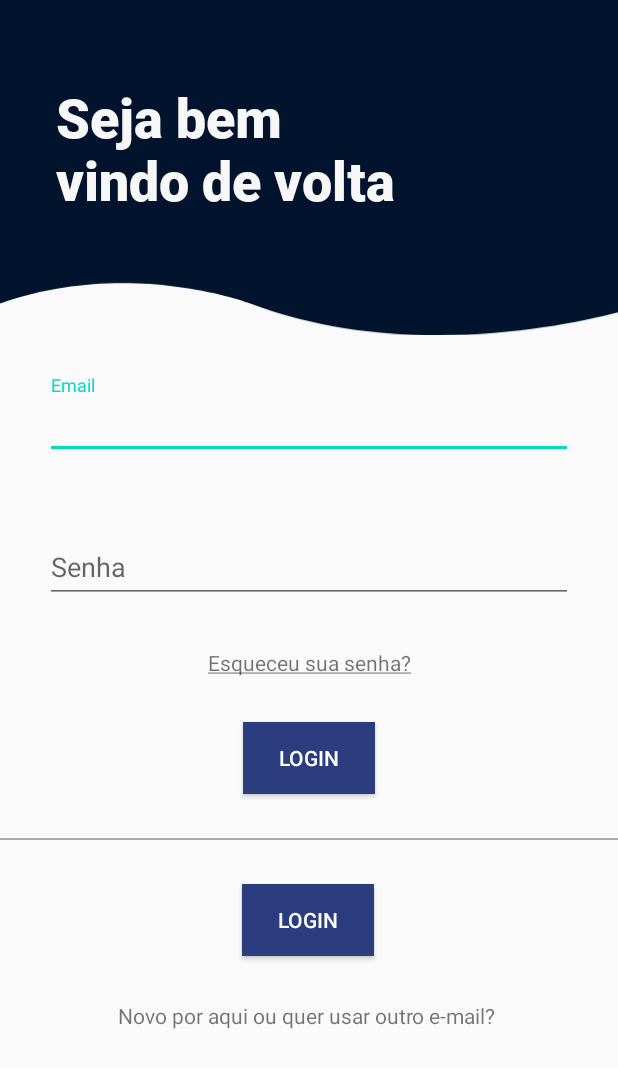
After one commit to GKyomen/GETAC, an Android app: the layout activity_login.xml on its own in the app's theme, with its tools: preview values and no code run, on a phone screen of 412 x 824 dp. The commit adds this screen. Shown: the top 1068 px of the screen. Run offline under Robolectric (Android 15) with nearby library versions, the phone set to English and light mode, and no system bars.

Commit message:
#6 - Base layout of login screen and another adjusts

```diff
--- a/iBuildApp1/app/src/main/AndroidManifest.xml
+++ b/iBuildApp1/app/src/main/AndroidManifest.xml
@@ -9,7 +9,11 @@
         android:roundIcon="@mipmap/ic_launcher_round"
         android:supportsRtl="true"
         android:theme="@style/AppTheme">
-        <activity android:name=".EditPersonalInfoActivity"></activity>
+        <activity
+            android:name=".LoginActivity"
+            android:theme="@style/Theme.AppCompat.Light.NoActionBar">
+        </activity>
+        <activity android:name=".EditPersonalInfoActivity" />
         <activity android:name=".EditAccountActivity" />
         <activity
             android:name=".SplashScreenActivity"
--- /dev/null
+++ b/iBuildApp1/app/src/main/java/com/ibuild/getac/LoginActivity.kt
@@ -0,0 +1,22 @@
+package com.ibuild.getac
+
+import android.content.Intent
+import androidx.appcompat.app.AppCompatActivity
+import android.os.Bundle
+import android.view.View
+import android.widget.Button
+
+class LoginActivity : AppCompatActivity() {
+
+    override fun onCreate(savedInstanceState: Bundle?) {
+        super.onCreate(savedInstanceState)
+        setContentView(R.layout.activity_login)
+
+        val btnLogin: Button = findViewById(R.id.btnLogin)
+        btnLogin.setOnClickListener {
+            val intent = Intent(this, MainActivity::class.java)
+            startActivity(intent)
+            finish()
+        }
+    }
+}
--- a/iBuildApp1/app/src/main/java/com/ibuild/getac/SplashScreenActivity.kt
+++ b/iBuildApp1/app/src/main/java/com/ibuild/getac/SplashScreenActivity.kt
@@ -14,7 +14,7 @@ class SplashScreenActivity : AppCompatActivity() {
         setContentView(R.layout.activity_splash_screen)
 
         Handler().postDelayed({
-            val intent = Intent(this, MainActivity::class.java)
+            val intent = Intent(this, LoginActivity::class.java)
             startActivity(intent)
             finish()
         }, SPLASH_TIME_OUT)
--- /dev/null
+++ b/iBuildApp1/app/src/main/res/drawable/ic_wave.xml
@@ -0,0 +1,9 @@
+<vector xmlns:android="http://schemas.android.com/apk/res/android"
+    android:width="360dp"
+    android:height="39dp"
+    android:viewportWidth="360"
+    android:viewportHeight="39">
+  <path
+      android:pathData="M145.867,20.622C256.705,61.972 378,20.622 378,20.622V0.397H-0V20.622C75.286,-5.895 145.867,20.622 145.867,20.622Z"
+      android:fillColor="#02132D"/>
+</vector>
--- /dev/null
+++ b/iBuildApp1/app/src/main/res/layout/activity_login.xml
@@ -0,0 +1,133 @@
+<?xml version="1.0" encoding="utf-8"?>
+<androidx.constraintlayout.widget.ConstraintLayout
+    xmlns:android="http://schemas.android.com/apk/res/android"
+    xmlns:tools="http://schemas.android.com/tools"
+    xmlns:app="http://schemas.android.com/apk/res-auto"
+    android:layout_width="match_parent"
+    android:layout_height="match_parent"
+    tools:context=".LoginActivity">
+
+    <View
+        android:id="@+id/view"
+        android:layout_width="match_parent"
+        android:layout_height="180dp"
+        android:background="@color/deepBlue"
+        app:layout_constraintEnd_toEndOf="parent"
+        app:layout_constraintHorizontal_bias="0.0"
+        app:layout_constraintStart_toStartOf="parent"
+        app:layout_constraintTop_toTopOf="parent" />
+
+    <ImageView
+        android:id="@+id/imgWave"
+        android:layout_width="0dp"
+        android:layout_height="82dp"
+        android:layout_marginTop="160dp"
+        app:layout_constraintEnd_toEndOf="parent"
+        app:layout_constraintHorizontal_bias="1.0"
+        app:layout_constraintStart_toStartOf="parent"
+        app:layout_constraintTop_toTopOf="parent"
+        app:srcCompat="@drawable/ic_wave" />
+
+    <Button
+        android:id="@+id/btnLogin"
+        android:layout_width="wrap_content"
+        android:layout_height="wrap_content"
+        android:layout_marginTop="30dp"
+        android:background="@color/defaultBlue"
+        android:text="@string/login_button"
+        android:textColor="@android:color/white"
+        app:layout_constraintEnd_toEndOf="parent"
+        app:layout_constraintStart_toStartOf="parent"
+        app:layout_constraintTop_toBottomOf="@+id/textView3" />
+
+    <View
+        android:layout_width="match_parent"
+        android:layout_height="1dp"
+        android:background="#FFAAAAAA"
+        app:layout_constraintBottom_toTopOf="@+id/btnLoginGoogle"
+        app:layout_constraintTop_toBottomOf="@+id/btnLogin"
+        tools:layout_editor_absoluteX="0dp" />
+
+    <Button
+        android:id="@+id/btnLoginGoogle"
+        android:layout_width="wrap_content"
+        android:layout_height="wrap_content"
+        android:layout_marginTop="60dp"
+        android:background="@color/defaultBlue"
+        android:text="@string/login_button"
+        android:textColor="@android:color/white"
+        app:layout_constraintEnd_toEndOf="parent"
+        app:layout_constraintHorizontal_bias="0.498"
+        app:layout_constraintStart_toStartOf="parent"
+        app:layout_constraintTop_toBottomOf="@+id/btnLogin" />
+
+    <TextView
+        android:id="@+id/txtTitle"
+        android:layout_width="wrap_content"
+        android:layout_height="wrap_content"
+        android:fontFamily="@font/roboto_black"
+        android:text="@string/login_title"
+        android:textColor="@color/fakeWhite"
+        android:textSize="36sp"
+        app:layout_constraintBottom_toBottomOf="@+id/view"
+        app:layout_constraintEnd_toEndOf="@+id/view"
+        app:layout_constraintHorizontal_bias="0.2"
+        app:layout_constraintStart_toStartOf="parent"
+        app:layout_constraintTop_toTopOf="@+id/view"
+        app:layout_constraintVertical_bias="0.6" />
+
+    <com.google.android.material.textfield.TextInputLayout
+        android:id="@+id/textInputLayout"
+        android:layout_width="match_parent"
+        android:layout_height="wrap_content"
+        android:layout_marginTop="70dp"
+        android:paddingHorizontal="30dp"
+        app:layout_constraintEnd_toEndOf="parent"
+        app:layout_constraintHorizontal_bias="0.0"
+        app:layout_constraintStart_toStartOf="parent"
+        app:layout_constraintTop_toBottomOf="@+id/view">
+
+        <com.google.android.material.textfield.TextInputEditText
+            android:layout_width="match_parent"
+            android:layout_height="wrap_content"
+            android:hint="@string/login_email_hint" />
+    </com.google.android.material.textfield.TextInputLayout>
+
+    <com.google.android.material.textfield.TextInputLayout
+        android:id="@+id/textInputLayout2"
+        android:layout_width="match_parent"
+        android:layout_height="wrap_content"
+        android:layout_marginTop="40dp"
+        android:paddingHorizontal="30dp"
+        app:layout_constraintEnd_toEndOf="parent"
+        app:layout_constraintHorizontal_bias="0.0"
+        app:layout_constraintStart_toStartOf="parent"
+        app:layout_constraintTop_toBottomOf="@+id/textInputLayout">
+
+        <com.google.android.material.textfield.TextInputEditText
+            android:layout_width="match_parent"
+            android:layout_height="wrap_content"
+            android:hint="@string/login_pass_hint" />
+    </com.google.android.material.textfield.TextInputLayout>
+
+    <TextView
+        android:id="@+id/textView3"
+        android:layout_width="wrap_content"
+        android:layout_height="wrap_content"
+        android:layout_marginTop="30dp"
+        android:text="@string/login_forgot_button"
+        app:layout_constraintEnd_toEndOf="parent"
+        app:layout_constraintStart_toStartOf="parent"
+        app:layout_constraintTop_toBottomOf="@+id/textInputLayout2" />
+
+    <TextView
+        android:id="@+id/txtRegister"
+        android:layout_width="wrap_content"
+        android:layout_height="wrap_content"
+        android:layout_marginTop="30dp"
+        android:text="Novo por aqui ou quer usar outro e-mail? "
+        app:layout_constraintEnd_toEndOf="parent"
+        app:layout_constraintStart_toStartOf="parent"
+        app:layout_constraintTop_toBottomOf="@+id/btnLoginGoogle" />
+
+</androidx.constraintlayout.widget.ConstraintLayout>
--- a/iBuildApp1/app/src/main/res/values/strings.xml
+++ b/iBuildApp1/app/src/main/res/values/strings.xml
@@ -40,4 +40,9 @@
     <string name="edit_phone_hint">Número de telefone</string>
     <string name="edit_email_hint">Endereço de e-mail</string>
     <string name="btn_save_changes">Salvar</string>
+    <string name="login_forgot_button"><u>Esqueceu sua senha?</u></string>
+    <string name="login_button">Login</string>
+    <string name="login_title">Seja bem\nvindo de volta</string>
+    <string name="login_email_hint">Email</string>
+    <string name="login_pass_hint">Senha</string>
 </resources>
```
Also changed, not shown: iBuildApp1/app/src/main/res/font/roboto_black.ttf (added).
